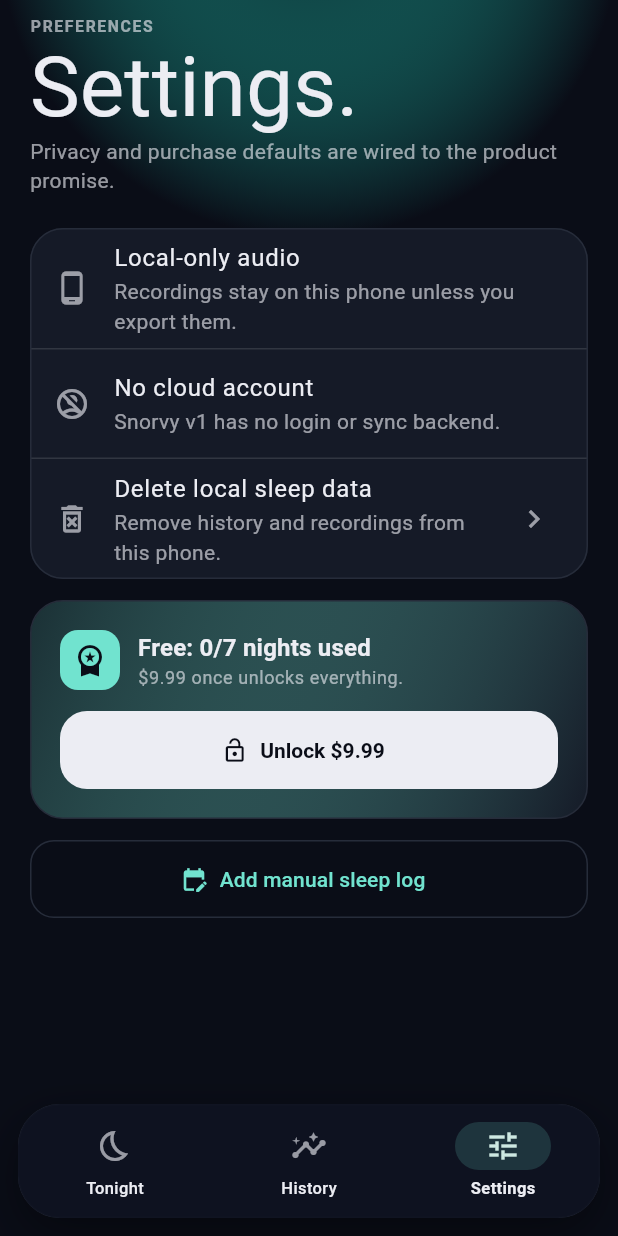
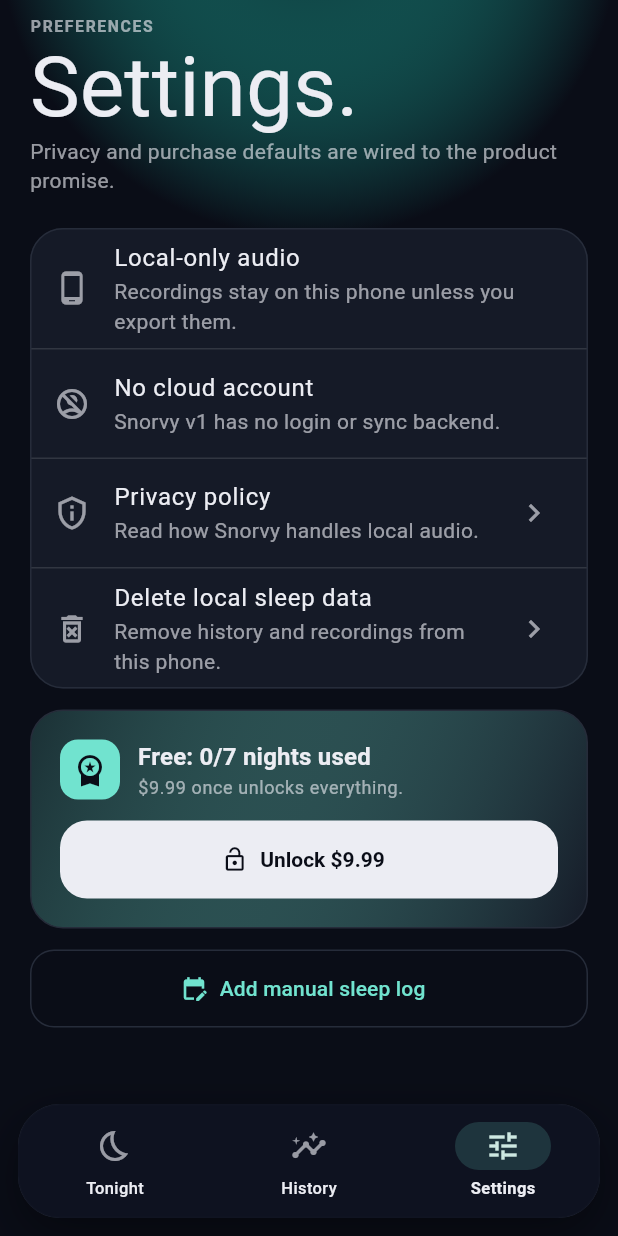
Before and after one commit to dgodolias/snorvy.app, a Flutter app: the screen it shows after launch, item 3 of the bottom bar chosen, on a phone screen of 412 x 824 dp. Run offline on Flutter 3.47's test engine with Material 3 defaults, Android fonts, the phone set to English and light mode, and no system bars; our stand-ins replace drift, drift_flutter, fl_chart, in_app_purchase, permission_handler, shared_preferences; missing offline and left inert: flutter_background_service, flutter_sound; accounts and stored records are empty; generated files the repository leaves out were written again; Roboto replaces fonts that are missing (Georgia).

Commit message:
Add in-app privacy policy for Play

```diff
--- a/lib/src/features/settings/settings_screen.dart
+++ b/lib/src/features/settings/settings_screen.dart
@@ -52,6 +52,14 @@
                 leading: Icon(Icons.no_accounts_outlined),
                 title: Text('No cloud account'),
                 subtitle: Text('Snorvy v1 has no login or sync backend.'),
+              ),
+              const Divider(height: 1),
+              ListTile(
+                leading: const Icon(Icons.privacy_tip_outlined),
+                title: const Text('Privacy policy'),
+                subtitle: const Text('Read how Snorvy handles local audio.'),
+                trailing: const Icon(Icons.chevron_right),
+                onTap: () => _showPrivacyPolicy(context),
               ),
               const Divider(height: 1),
               ListTile(
@@ -222,6 +230,24 @@
     );
   }
 
+  void _showPrivacyPolicy(BuildContext context) {
+    showDialog<void>(
+      context: context,
+      builder: (context) {
+        return AlertDialog(
+          title: const Text('Snorvy Privacy Policy'),
+          content: const SingleChildScrollView(child: Text(_privacyPolicyText)),
+          actions: [
+            TextButton(
+              onPressed: () => Navigator.of(context).pop(),
+              child: const Text('Close'),
+            ),
+          ],
+        );
+      },
+    );
+  }
+
   Future<bool> _confirmDeleteAllData(BuildContext context) async {
     final confirmed = await showDialog<bool>(
       context: context,
@@ -248,3 +274,39 @@
     return confirmed ?? false;
   }
 }
+
+const _privacyPolicyText = '''
+Effective date: 2026-05-07
+
+Snorvy is a local-only sleep recorder. It is designed to record audio on your phone and keep that audio on your phone.
+
+What Snorvy records
+
+Snorvy uses your microphone only when you start a sleep recording. Recordings may include snoring, speech, room noise, or other sounds near your phone.
+
+Where your audio goes
+
+Snorvy does not upload your audio to Snorvy servers. The MVP has no backend account system and no cloud sync. Recordings and sleep history are stored locally on your device.
+
+If you choose to export or share a recording, your device's sharing tools or the app you choose may process that file outside Snorvy.
+
+Purchases
+
+Snorvy uses Google Play Billing for the lifetime unlock. Google Play processes the payment. Snorvy stores a local entitlement flag so the app knows whether lifetime unlock is active.
+
+No medical diagnosis
+
+Snorvy is not a medical device. Snorvy does not diagnose sleep apnea or any other medical condition. If you have health concerns, contact a qualified clinician.
+
+Deleting your data
+
+You can delete individual nights from History or delete all local sleep data from Settings. You can also remove Snorvy's local data by clearing app data or uninstalling the app.
+
+Public policy URL
+
+https://gist.github.com/dgodolias/f02725dd83693fc2486fd44169238a04
+
+Contact
+
+support@snorvy.app
+''';
```
Also changed, not shown: 5 other files.
